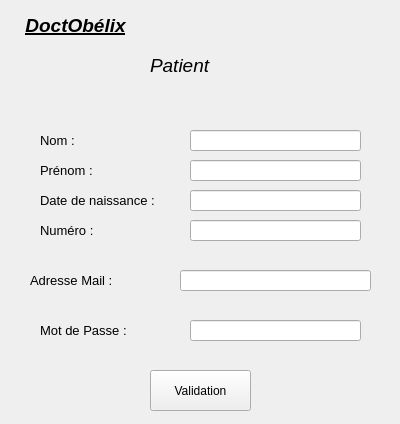
First picture: the form in modules/IHM/IHM_en_Qt/InscriptionPat.ui, repository Nathanwolfy/projetprogrammation2021, before the edit.
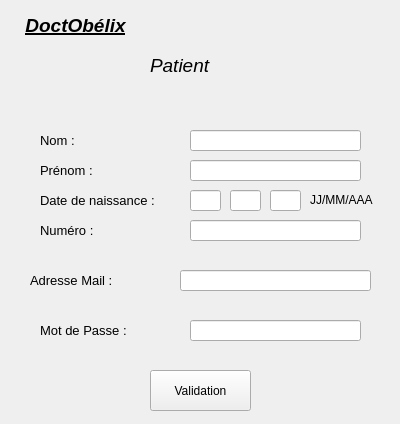
Second picture: the form after the edit.

Diff of the .ui file:
```diff
--- a/modules/IHM/IHM_en_Qt/InscriptionPat.ui
+++ b/modules/IHM/IHM_en_Qt/InscriptionPat.ui
@@ -103,7 +103,7 @@
     <rect>
      <x>190</x>
      <y>190</y>
-     <width>171</width>
+     <width>31</width>
      <height>21</height>
     </rect>
    </property>
@@ -190,6 +190,39 @@
     <string>&lt;html&gt;&lt;head/&gt;&lt;body&gt;&lt;p&gt;&lt;span style=&quot; font-size:10pt;&quot;&gt;Mot de Passe :&lt;/span&gt;&lt;/p&gt;&lt;/body&gt;&lt;/html&gt;</string>
    </property>
   </widget>
+  <widget class="QLineEdit" name="moislineEdit">
+   <property name="geometry">
+    <rect>
+     <x>230</x>
+     <y>190</y>
+     <width>31</width>
+     <height>21</height>
+    </rect>
+   </property>
+  </widget>
+  <widget class="QLineEdit" name="anneelineEdit">
+   <property name="geometry">
+    <rect>
+     <x>270</x>
+     <y>190</y>
+     <width>31</width>
+     <height>21</height>
+    </rect>
+   </property>
+  </widget>
+  <widget class="QLabel" name="jjmmaaaalabel">
+   <property name="geometry">
+    <rect>
+     <x>310</x>
+     <y>190</y>
+     <width>71</width>
+     <height>21</height>
+    </rect>
+   </property>
+   <property name="text">
+    <string>&lt;html&gt;&lt;head/&gt;&lt;body&gt;&lt;p&gt;JJ/MM/AAA&lt;/p&gt;&lt;/body&gt;&lt;/html&gt;</string>
+   </property>
+  </widget>
  </widget>
  <resources/>
  <connections>
```
Left out of the diff: 2 changed lines with no effect on the pictures.
